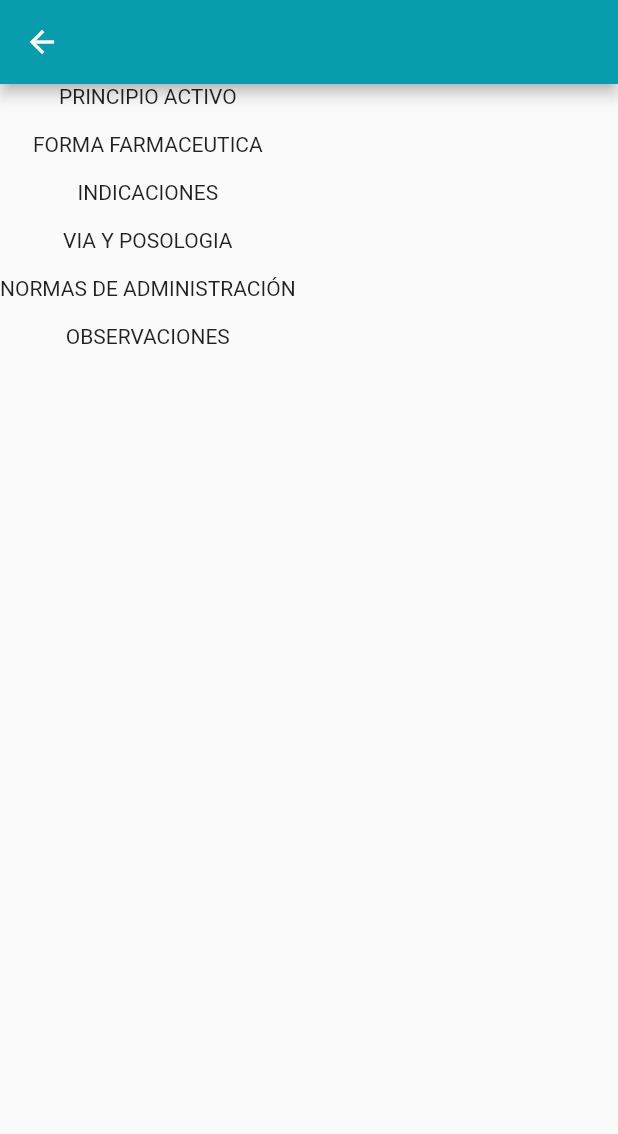
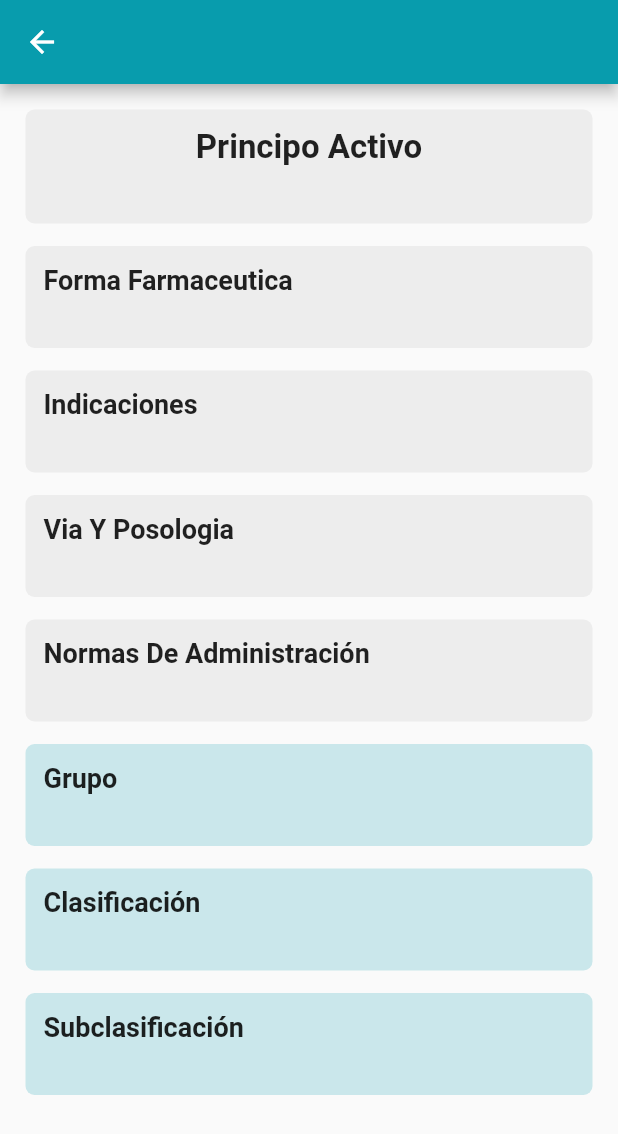
Before and after one commit to Fernatzoc/MobileATC, a Flutter app: the SingleMedicine screen opened directly with empty values, on a phone screen of 412 x 824 dp. Shown: the top 1134 px of the screen. Run offline on Flutter 3.47's test engine with Material 2 defaults, Android fonts, the light colour scheme and no system bars; our stand-ins replace font_awesome_flutter.

Commit message:
Single page medicine added

```diff
--- a/lib/models/group_model.dart
+++ b/lib/models/group_model.dart
@@ -4,14 +4,12 @@ class Group {
   final IconData icon;
   final String request;
   final String image;
-  final String title;
   final String subtitle;
 
   Group(
     this.icon,
     this.request,
     this.image,
-    this.title,
     this.subtitle
   );
 }
--- a/lib/pages/single_medicine.dart
+++ b/lib/pages/single_medicine.dart
@@ -6,27 +6,136 @@ class SingleMedicine extends StatelessWidget {
 
   @override
   Widget build(BuildContext context) {
+    final Medicine medicine =
+        ModalRoute.of(context)!.settings.arguments as Medicine;
 
-    final Medicine medicine = ModalRoute.of(context)!.settings.arguments as Medicine;
-
-    print('${medicine.activePrincipleMed}');
+    Color colorPrimary = Theme.of(context).primaryColor;
 
     return Scaffold(
-      appBar: AppBar(),
-      body: Column(
+      appBar: AppBar(title: Text('${medicine.activePrincipleMed}')),
+      body: SingleChildScrollView(
+        child: Container(
+          padding: const EdgeInsets.all(5.0),
+          margin: const EdgeInsets.all(12.0),
+          child: Column(
+            crossAxisAlignment: CrossAxisAlignment.start,
+            children: [
+              Container(
+                decoration: BoxDecoration(
+                    color: const Color(0XFFEDEDED),
+                    borderRadius: BorderRadius.circular(6.0)),
+                width: double.infinity,
+                padding: const EdgeInsets.all(12.0),
+                child: Column(
+                  crossAxisAlignment: CrossAxisAlignment.start,
+                  children: [
+                    const Center(
+                        child: Text('Principo Activo',
+                            style: TextStyle(
+                                fontWeight: FontWeight.bold, fontSize: 22.0))),
+                    const SizedBox(height: 5.0),
+                    Center(
+                        child: Text(
+                      '${medicine.activePrincipleMed}',
+                      style: const TextStyle(fontSize: 18.0),
+                    )),
+                  ],
+                ),
+              ),
+              const SizedBox(height: 15.0),
+              _CardInfo(
+                  title: 'Forma Farmaceutica',
+                  color: const Color(0XFFEDEDED),
+                  code: medicine.pharmaceuticalFormMed.toString(),
+                  name: ''),
+              const SizedBox(height: 15.0),
+              _CardInfo(
+                  title: 'Indicaciones',
+                  color: const Color(0XFFEDEDED),
+                  code: medicine.indicationsMed.toString(),
+                  name: ''),
+              const SizedBox(height: 15.0),
+              _CardInfo(
+                  title: 'Via Y Posologia',
+                  color: const Color(0XFFEDEDED),
+                  code: medicine.routeDosageMed.toString(),
+                  name: ''),
+              const SizedBox(height: 15.0),
+              _CardInfo(
+                  title: 'Normas De Administración',
+                  color: const Color(0XFFEDEDED),
+                  code: medicine.managementRulesMed.toString(),
+                  name: ''),
+              const SizedBox(height: 15.0),
+              if (medicine.observationsMed!.isNotEmpty)
+                Column(
+                  children: [
+                    _CardInfo(
+                        title: 'Observaciones',
+                        color: const Color(0XFFEDEDED),
+                        code: medicine.observationsMed.toString(),
+                        name: ''),
+                    const SizedBox(height: 15.0),
+                  ],
+                ),
+              _CardInfo(
+                  title: 'Grupo',
+                  color: colorPrimary.withOpacity(0.2),
+                  code: medicine.letterGroup.toString(),
+                  name: medicine.nameGroup.toString()),
+              const SizedBox(height: 15.0),
+              _CardInfo(
+                  title: 'Clasificación',
+                  color: colorPrimary.withOpacity(0.2),
+                  code: medicine.codeClassification.toString(),
+                  name: medicine.nameClassification.toString()),
+              const SizedBox(height: 15.0),
+              _CardInfo(
+                  title: 'Subclasificación',
+                  color: colorPrimary.withOpacity(0.2),
+                  code: medicine.codeSubClassification.toString(),
+                  name: medicine.nameSubClassification.toString()),
+            ],
+          ),
+        ),
+      ),
+    );
+  }
+}
+
+class _CardInfo extends StatelessWidget {
+  const _CardInfo({
+    Key? key,
+    required this.color,
+    required this.title,
+    required this.code,
+    required this.name,
+  }) : super(key: key);
+
+  final Color color;
+  final String title;
+  final String code;
+  final String name;
+
+  @override
+  Widget build(BuildContext context) {
+    return Container(
+      decoration:
+          BoxDecoration(color: color, borderRadius: BorderRadius.circular(6.0)),
+      width: double.infinity,
+      padding: const EdgeInsets.all(12.0),
+      child: Column(
+        crossAxisAlignment: CrossAxisAlignment.start,
         children: [
-          Text('PRINCIPIO ACTIVO'),
-          Text('${medicine.activePrincipleMed}'),
-          Text('FORMA FARMACEUTICA'),
-          Text('${medicine.pharmaceuticalFormMed}'),
-          Text('INDICACIONES'),
-          Text('${medicine.indicationsMed}'),
-          Text('VIA Y POSOLOGIA'),
-          Text('${medicine.routeDosageMed}'),
-          Text('NORMAS DE ADMINISTRACIÓN'),
-          Text('${medicine.managementRulesMed}'),
-          Text('OBSERVACIONES'),
-          Text('${medicine.observationsMed}'),
+          Text(
+            title,
+            style: const TextStyle(fontWeight: FontWeight.bold, fontSize: 18),
+          ),
+          const SizedBox(height: 5),
+          Text(
+            code + ' ' + name,
+            style: const TextStyle(fontSize: 15),
+          ),
         ],
       ),
     );
--- a/lib/providers/groups_provider.dart
+++ b/lib/providers/groups_provider.dart
@@ -13,69 +13,58 @@ class GroupProvider extends ChangeNotifier {
   List<Group> groups = [
     Group(
         FontAwesomeIcons.clinicMedical,
-        'GRUPO A',
+        'A',
         'assets/icons/estomago.png',
-        'GRUPO A',
         'Tracto alimentario y metabolismo'),
     Group(
         FontAwesomeIcons.plus,
-        'GRUPO B',
+        'B',
         'assets/icons/sangre.png',
-        'GRUPO B',
         'Sangre y órganos hemotapoyéticos'),
     Group(
         FontAwesomeIcons.theaterMasks,
-        'GRUPO C',
+        'C',
         'assets/icons/corazon.png',
-        'GRUPO C',
         'Sistema cardiovascular'),
     Group(
         FontAwesomeIcons.biking,
-        'GRUPO D',
+        'D',
         'assets/icons/dermatologo.png',
-        'GRUPO D',
         'Dermatológicos'),
     Group(
         FontAwesomeIcons.carCrash,
-        'GRUPO G',
+        'G',
         'assets/icons/antiinfecciosos.png',
-        'GRUPO G',
         'Sistema genitourinario y hormonas sexuales'),
     Group(
         FontAwesomeIcons.plus,
-        'GRUPO H',
+        'H',
         'assets/icons/hormonas.png',
-        'GRUPO H',
         'Preparados hormonales sistémicos'),
     Group(
         FontAwesomeIcons.theaterMasks,
-        'GRUPO J',
+        'J',
         'assets/icons/antiinfecciosos.png',
-        'GRUPO J',
         'Antiinfecciosos para uso sistémico'),
     Group(
         FontAwesomeIcons.biking,
-        'GRUPO M',
+        'M',
         'assets/icons/cuerpo-humano.png',
-        'GRUPO M',
         'Sistema músculo‐ esquelético'),
     Group(
         FontAwesomeIcons.carCrash,
-        'GRUPO N',
+        'N',
         'assets/icons/sistema-nervioso.png',
-        'GRUPO N',
         'Sistema nervioso'),
     Group(
         FontAwesomeIcons.plus,
-        'GRUPO R',
+        'R',
         'assets/icons/sistema-respiratorio.png',
-        'GRUPO R',
         'Sistema respiratorio'),
     Group(
         FontAwesomeIcons.theaterMasks,
-        'GRUPO S',
+        'S',
         'assets/icons/cuerpo-humano.png',
-        'GRUPO S',
         'órganos de los sentidos'),
   ];
 
@@ -83,7 +72,7 @@ class GroupProvider extends ChangeNotifier {
 
   GroupProvider() {
     groups.forEach((item) {
-      medicines[item.title] = [];
+      medicines[item.request] = [];
     });
   }
 
@@ -104,7 +93,7 @@ class GroupProvider extends ChangeNotifier {
       return medicines[group];
     }
 
-    final url = Uri.parse('http://192.168.1.5:8000/api/medicines?letter=quo');
+    final url = Uri.parse('http://192.168.1.5:8000/api/medicines?letter=${group}');
 
     final resp = await http.get(url);
 
--- a/lib/theme.dart
+++ b/lib/theme.dart
@@ -1,6 +1,8 @@
 import 'package:flutter/material.dart';
 
 final theme = ThemeData.light().copyWith(
+
+  primaryColor: const Color(0xff089cad),
 
   appBarTheme: const AppBarTheme(
     backgroundColor:  Color(0xff089cad),
--- a/lib/widgets/cardmedicine.dart
+++ b/lib/widgets/cardmedicine.dart
@@ -15,8 +15,8 @@ class CardMedicine extends StatelessWidget {
     return InkWell(
       onTap: () => Navigator.pushNamed(context, 'medicine', arguments: medicine),
       child: Card(
-        elevation: 6,
-        margin: const EdgeInsets.all(10),
+        elevation: 2,
+        margin: const EdgeInsets.all(5),
         child: ListTile(
           leading: CircleAvatar(
             child: Text('${medicine.letterGroup}'),
@@ -24,7 +24,7 @@ class CardMedicine extends StatelessWidget {
           ),
           title: Text('${medicine.activePrincipleMed}'),
           subtitle: Text('${medicine.letterGroup}${medicine.codeClassification} ${medicine.codeSubClassification}'),
-          trailing: Icon(Icons.arrow_forward_ios),
+          trailing: const Icon(Icons.arrow_forward_ios),
         ),
       ),
     );
--- a/pubspec.yaml
+++ b/pubspec.yaml
@@ -35,7 +35,6 @@ dependencies:
   # Use with the CupertinoIcons class for iOS style icons.
   cupertino_icons: ^1.0.2
   font_awesome_flutter: ^9.1.0
-  flutter_svg: ^0.22.0
   provider: ^6.0.1
   http: ^0.13.4
 
```
Also changed, not shown: lib/pages/classification.dart (+6 -9 lines), lib/widgets/cardbuttom.dart (+4 -4 lines), lib/widgets/header.dart (deleted, +0 -80 lines), lib/helpers/favorites.dart (added), pubspec.lock.
